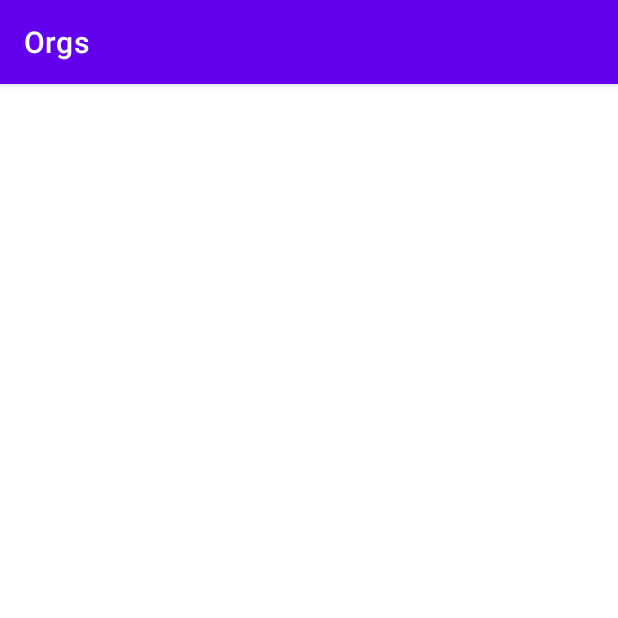
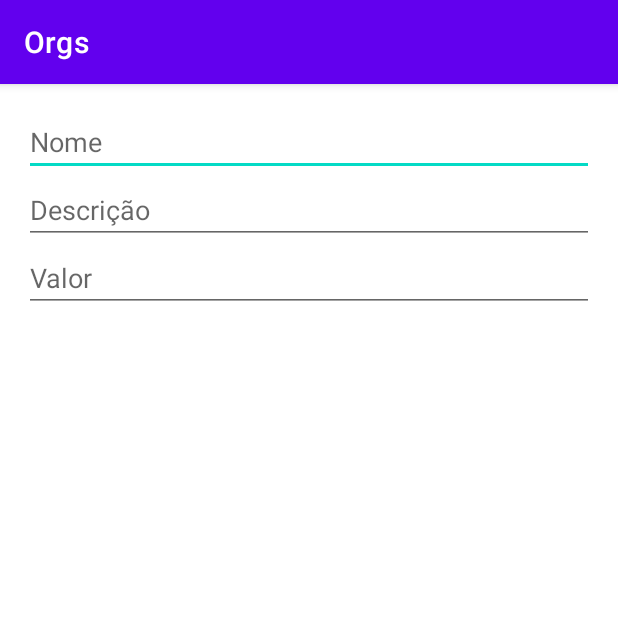
Before and after one commit to eulucasm/kotlin_alura, an Android app: the FormularioProdutoActivity screen opened directly, with no data from a screen before it, on a phone screen of 412 x 824 dp, the top half of it. Run offline under Robolectric (Android 15) with nearby library versions, the phone set to English and light mode, and no system bars.

Commit message:
configurações do projeto e add novo layout

```diff
--- a/app/src/main/res/layout/activity_formulario_produto.xml
+++ b/app/src/main/res/layout/activity_formulario_produto.xml
@@ -6,4 +6,32 @@
     android:layout_height="match_parent"
     tools:context=".ui.activity.FormularioProdutoActivity">
 
+    <EditText
+        android:id="@+id/nome_formulario"
+        android:layout_width="0dp"
+        android:layout_height="wrap_content"
+        android:layout_margin="16dp"
+        android:hint="@string/nome"
+        app:layout_constraintEnd_toEndOf="parent"
+        app:layout_constraintStart_toStartOf="parent"
+        app:layout_constraintTop_toTopOf="parent" />
+
+    <EditText
+        android:id="@+id/descricao_formulario"
+        android:layout_width="0dp"
+        android:layout_height="wrap_content"
+        android:hint="@string/descricao"
+        app:layout_constraintEnd_toEndOf="@+id/nome_formulario"
+        app:layout_constraintStart_toStartOf="@+id/nome_formulario"
+        app:layout_constraintTop_toBottomOf="@+id/nome_formulario" />
+
+    <EditText
+        android:id="@+id/valor_formulario"
+        android:layout_width="0dp"
+        android:layout_height="wrap_content"
+        android:hint="@string/valor"
+        app:layout_constraintEnd_toEndOf="@+id/descricao_formulario"
+        app:layout_constraintStart_toStartOf="@+id/descricao_formulario"
+        app:layout_constraintTop_toBottomOf="@+id/descricao_formulario" />
+
 </androidx.constraintlayout.widget.ConstraintLayout>
--- a/app/src/main/res/values/strings.xml
+++ b/app/src/main/res/values/strings.xml
@@ -1,3 +1,6 @@
 <resources>
     <string name="app_name">Orgs</string>
+    <string name="descricao">Descrição</string>
+    <string name="valor">Valor</string>
+    <string name="nome">Nome</string>
 </resources>
```
